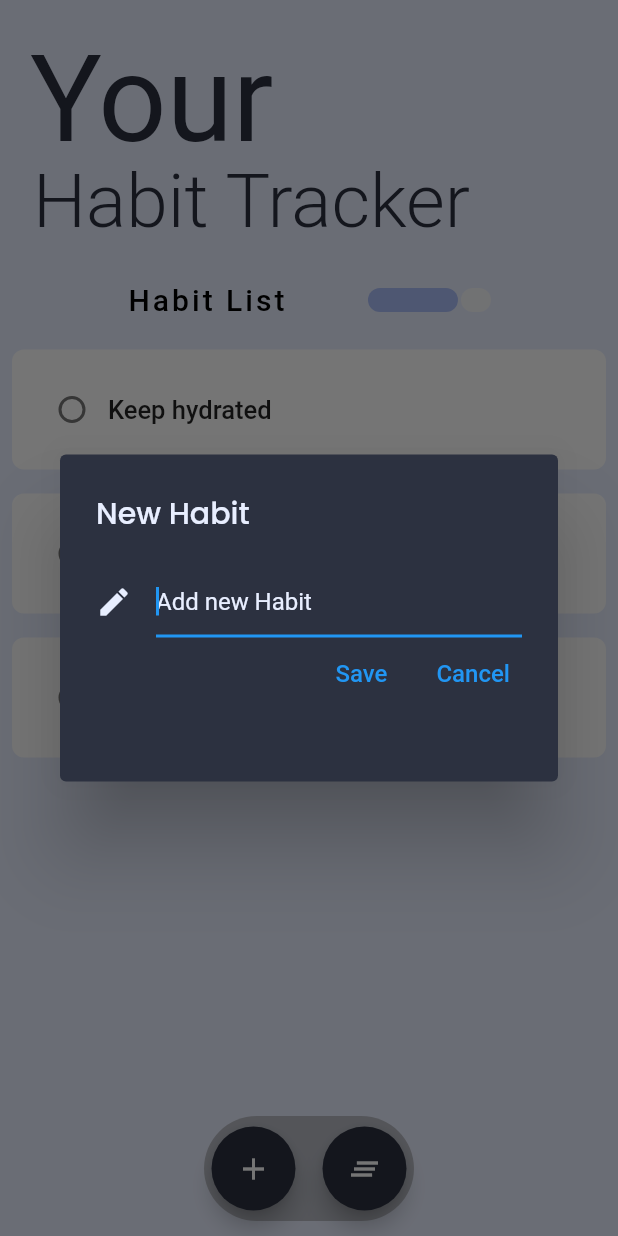
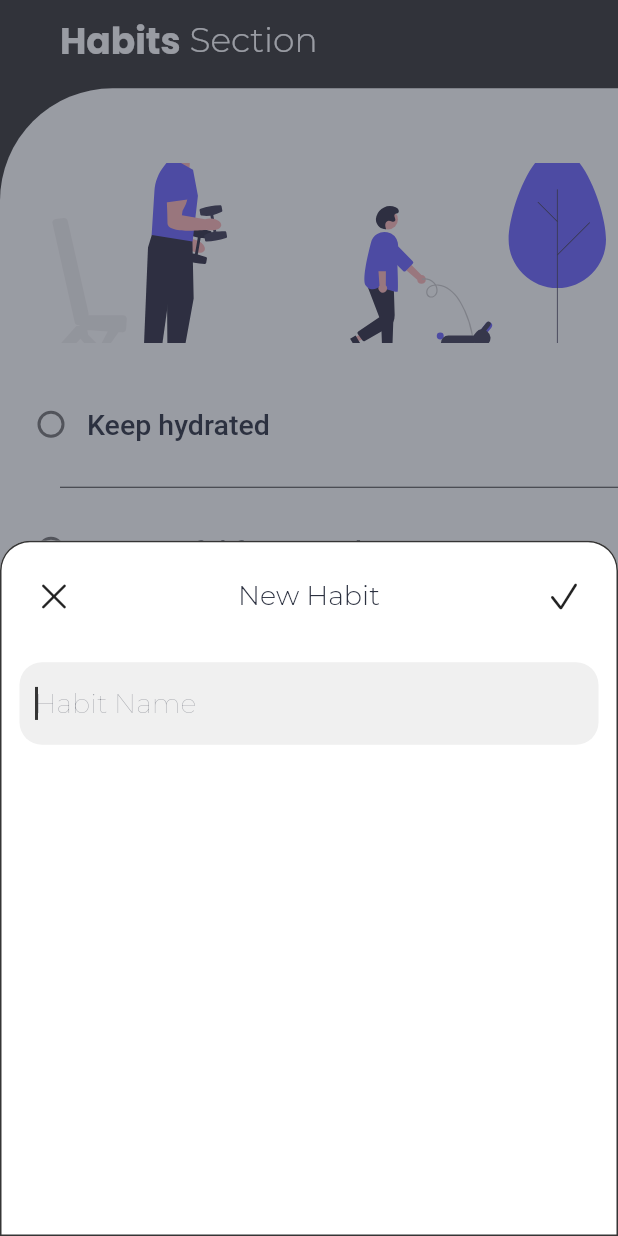
Before and after one commit to ianshaloom/habit_mate, a Flutter app: the screen it shows after launch, after a tap on the "add" icon, on a phone screen of 412 x 824 dp. Run offline on Flutter 3.47's test engine with Material 2 defaults, Android fonts, the phone set to English and light mode, and no system bars; drawn by our look-alikes of flutter_slidable, smooth_page_indicator; our stand-ins replace flutter_heatmap_calendar, flutter_svg, google_fonts, hive_flutter; accounts and stored records are empty; Roboto replaces fonts that are missing (Marcellus).

Commit message:
new homepage

```diff
--- a/lib/components/habit_tile.dart
+++ b/lib/components/habit_tile.dart
@@ -22,7 +22,7 @@ class HabitTile extends StatelessWidget {
   @override
   Widget build(BuildContext context) {
     return Padding(
-      padding: const EdgeInsets.all(8.0),
+      padding: const EdgeInsets.only(right: 5),
       child: Slidable(
         endActionPane: ActionPane(
           motion: const StretchMotion(),
@@ -42,7 +42,7 @@ class HabitTile extends StatelessWidget {
           ],
         ),
         child: Container(
-          padding: const EdgeInsets.all(16.0),
+          padding: const EdgeInsets.all(10.0),
           decoration: BoxDecoration(
               color: Colors.white, borderRadius: BorderRadius.circular(8)),
           child: Row(
@@ -58,7 +58,7 @@ class HabitTile extends StatelessWidget {
                   decoration: habitCompleted
                       ? TextDecoration.lineThrough
                       : TextDecoration.none,
-                  fontSize: 17,
+                  fontSize: 19,
                   fontWeight:
                       habitCompleted ? FontWeight.w600 : FontWeight.w500,
                 ),
--- a/lib/data/habit_database.dart
+++ b/lib/data/habit_database.dart
@@ -12,7 +12,10 @@ class HabitDb {
   void createDefaultDb() {
     // create a list of habits
     habits = [
-      ['Keep hydrated', false],
+      ['Keep hydrated', false,],
+      ['Be grateful for everything', false],
+      ['Learn something new', false],
+      ['Keep hydrated', false,],
       ['Be grateful for everything', false],
       ['Learn something new', false]
     ];
--- a/lib/main.dart
+++ b/lib/main.dart
@@ -1,6 +1,7 @@
 import 'package:flutter/material.dart';
-import 'package:habit_tracker/pages/homepage.dart';
 import 'package:hive_flutter/hive_flutter.dart';
+
+import 'pages/homepage/mainpage.dart';
 
 void main() async {
   WidgetsFlutterBinding.ensureInitialized();
@@ -12,10 +13,72 @@ void main() async {
   await Hive.openBox('Habit_Database');
 
   runApp(
-    const MaterialApp(
+    MaterialApp(
       debugShowCheckedModeBanner: false,
       title: 'Habit Tracker',
-      home: HomePage(),
+      home: const MainPage(),
+      theme: ThemeData(
+        primaryColor: const Color(0xff353535),
+        fontFamily: "Montserrat",
+
+        // Appbar Theme
+        appBarTheme: const AppBarTheme(
+          color: Color(0xff353535),
+          centerTitle: true,
+          elevation: 0,
+          titleTextStyle: TextStyle(
+            fontSize: 24,
+            color: Colors.white,
+            fontWeight: FontWeight.w300,
+          ),
+        ),
+
+        // Floating Buttons Theme
+        floatingActionButtonTheme: const FloatingActionButtonThemeData(
+          backgroundColor: Color(0xff353535),
+          shape: CircleBorder(),
+        ),
+
+        // Card Theme
+        cardTheme: const CardTheme(
+          elevation: 2,
+          color: Color.fromARGB(235, 255, 255, 255),
+        ),
+
+        // Text Theme
+        textTheme: const TextTheme(
+          bodyLarge: TextStyle(
+            fontSize: 23,
+            color: Colors.white,
+            fontWeight: FontWeight.w300,
+          ),
+          bodyMedium: TextStyle(
+            fontSize: 18,
+            color: Color(0xff2c3140),
+            fontWeight: FontWeight.w300,
+          ),
+          bodySmall: TextStyle(
+            fontSize: 12,
+            color: Color.fromARGB(148, 44, 49, 64),
+            fontWeight: FontWeight.w500,
+          ),
+        ),
+
+        // Bottom Sheet Theme
+        bottomSheetTheme: const BottomSheetThemeData(
+          modalElevation: 1,
+          modalBackgroundColor: Color(0xffffffff),
+          modalBarrierColor: Color.fromARGB(123, 44, 49, 64),
+          shape: RoundedRectangleBorder(
+            borderRadius: BorderRadius.vertical(
+              top: Radius.circular(20.0),
+            ),
+            side: BorderSide(
+              color: Color(0xff353535),
+            ),
+          ),
+        ),
+      ),
     ),
   );
 }
--- /dev/null
+++ b/lib/pages/bottomsheetpage/bottomsheetpage.dart
@@ -0,0 +1,81 @@
+import 'package:flutter/cupertino.dart';
+import 'package:flutter/material.dart';
+
+import '../../data/habit_database.dart';
+import 'widgets/textinput.dart';
+
+class BottomSheetContent extends StatefulWidget {
+  final Function addHabit;
+  const BottomSheetContent({
+    super.key,
+    required this.addHabit,
+  });
+
+  @override
+  State<BottomSheetContent> createState() => _BottomSheetContentState();
+}
+
+class _BottomSheetContentState extends State<BottomSheetContent> {
+  HabitDb a = HabitDb();
+
+  // Contollers
+  final _habitName = TextEditingController();
+
+  // validate and save data
+  void saveData() {
+    final habit = _habitName.text.trim();
+    if (habit.isEmpty) {
+      return;
+    }
+
+    widget.addHabit(habit:habit, complited:false);
+
+    Navigator.of(context).pop();
+  }
+
+  // cancel adding
+  void onCancel() {
+    Navigator.of(context).pop();
+    _habitName.clear();
+  }
+
+  // Get Date Picker
+  DateTime _selectedDate = DateTime.now();
+
+  @override
+  Widget build(BuildContext context) {
+    return Padding(
+      padding: const EdgeInsets.all(8.0),
+      child: Column(
+        mainAxisAlignment: MainAxisAlignment.start,
+        children: [
+          Padding(
+            padding:
+                const EdgeInsets.only(top: 5, bottom: 15.0, left: 4, right: 4),
+            child: Row(
+              mainAxisAlignment: MainAxisAlignment.spaceBetween,
+              children: [
+                IconButton(
+                  onPressed: onCancel,
+                  icon: const Icon(CupertinoIcons.xmark),
+                ),
+                Text(
+                  'New Habit',
+                  style: Theme.of(context).textTheme.bodyMedium,
+                ),
+                IconButton(
+                  onPressed: saveData,
+                  icon: const Icon(CupertinoIcons.check_mark),
+                ),
+              ],
+            ),
+          ),
+          UserInputField(
+            controller: _habitName,
+            onSubmitted: (_) => saveData(),
+          ),
+        ],
+      ),
+    );
+  }
+}
--- /dev/null
+++ b/lib/pages/bottomsheetpage/editbottomsheet.dart
@@ -0,0 +1,71 @@
+import 'package:flutter/cupertino.dart';
+import 'package:flutter/material.dart';
+
+import '../../data/habit_database.dart';
+import 'widgets/textinput.dart';
+
+class EditBottomSheetContent extends StatefulWidget {
+  final void Function() editHabit;
+  final String hintText;
+  final TextEditingController controller;
+
+  const EditBottomSheetContent({
+    super.key,
+    required this.controller,
+    required this.editHabit,
+    required this.hintText,
+  });
+
+  @override
+  State<EditBottomSheetContent> createState() => _EditBottomSheetContentState();
+}
+
+class _EditBottomSheetContentState extends State<EditBottomSheetContent> {
+  HabitDb a = HabitDb();
+  // cancel adding
+  void onCancel() {
+    Navigator.of(context).pop();
+    widget.controller.clear();
+  }
+
+  // Get Date Picker
+  //DateTime _selectedDate = DateTime.now();
+
+  @override
+  Widget build(BuildContext context) {
+    return Padding(
+      padding: const EdgeInsets.all(8.0),
+      child: Column(
+        mainAxisAlignment: MainAxisAlignment.start,
+        children: [
+          Padding(
+            padding:
+                const EdgeInsets.only(top: 5, bottom: 15.0, left: 4, right: 4),
+            child: Row(
+              mainAxisAlignment: MainAxisAlignment.spaceBetween,
+              children: [
+                IconButton(
+                  onPressed: onCancel,
+                  icon: const Icon(CupertinoIcons.xmark),
+                ),
+                Text(
+                  'Edit Habit',
+                  style: Theme.of(context).textTheme.bodyMedium,
+                ),
+                IconButton(
+                  onPressed: widget.editHabit,
+                  icon: const Icon(CupertinoIcons.check_mark),
+                ),
+              ],
+            ),
+          ),
+          UserInputField(
+            controller: widget.controller,
+            hintText: widget.hintText,
+            onSubmitted: (_) => widget.editHabit(),
+          ),
+        ],
+      ),
+    );
+  }
+}
--- /dev/null
+++ b/lib/pages/bottomsheetpage/widgets/textinput.dart
@@ -0,0 +1,49 @@
+import 'package:flutter/material.dart';
+
+class UserInputField extends StatelessWidget {
+  final TextEditingController? controller;
+  final String? hintText;
+  final void Function(String)? onSubmitted;
+
+  const UserInputField({
+    super.key,
+    required this.controller,
+    this.hintText,
+    required this.onSubmitted,
+  });
+
+  @override
+  Widget build(BuildContext context) {
+    return Container(
+      height: 55,
+      alignment: Alignment.center,
+      margin: const EdgeInsets.all(5),
+      decoration: BoxDecoration(
+        borderRadius: BorderRadius.circular(15),
+        color: const Color.fromARGB(26, 105, 105, 105),
+      ),
+      child: Padding(
+        padding: const EdgeInsets.only(left: 10.0),
+        child: TextField(
+          autofocus: true,
+          controller: controller,
+          keyboardType: TextInputType.text,
+          textInputAction: TextInputAction.done,
+          onSubmitted: onSubmitted,
+          decoration: InputDecoration(
+            hintText: hintText ?? 'Habit Name',
+            hintStyle: const TextStyle(
+              fontSize: 18,
+              color: Color.fromARGB(120, 44, 49, 64),
+              fontWeight: FontWeight.w200,
+            ),
+            enabledBorder: InputBorder.none,
+            focusedBorder: InputBorder.none,
+          ),
+          style: Theme.of(context).textTheme.bodyMedium,
+          cursorColor: Theme.of(context).primaryColor,
+        ),
+      ),
+    );
+  }
+}
--- /dev/null
+++ b/lib/pages/homepage/mainpage.dart
@@ -0,0 +1,294 @@
+import 'package:flutter/cupertino.dart';
+import 'package:flutter/material.dart';
+import 'package:habit_tracker/pages/homepage/widgets/floating_buttons.dart';
+import 'package:hive_flutter/hive_flutter.dart';
+import 'package:flutter_svg/flutter_svg.dart';
+
+import '../../components/add_habit_dialog.dart';
+import '../../components/edit_habit_dialog.dart';
+import '../../components/habit_tile.dart';
+import '../../data/habit_database.dart';
+import '../bottomsheetpage/bottomsheetpage.dart';
+import '../bottomsheetpage/editbottomsheet.dart';
+
+class MainPage extends StatefulWidget {
+  const MainPage({super.key});
+
+  @override
+  State<MainPage> createState() => _MainPageState();
+}
+
+class _MainPageState extends State<MainPage> {
+  HabitDb a = HabitDb();
+  final _mybox = Hive.box('Habit_Database');
+  String? errorText;
+
+  // Habit name Text Controller
+  final _controller = TextEditingController();
+  List<String> pageNames = [
+    'Habit List',
+    'Your Habit Analysis',
+  ];
+  String pageName = 'Habit List';
+  late int widgetIndex = 0;
+  //final _pageController = PageController();
+
+  // checkBox Tapped
+  void checkBaxTapped(bool? value, index) {
+    setState(() {
+      a.habits[index][1] = value;
+    });
+    a.updateCurrentDb();
+  }
+
+  // delete habit
+  void deleteHabit(int index) {
+    setState(() {
+      a.habits.removeAt([index][0]);
+    });
+    a.updateCurrentDb();
+  }
+
+  // Set page name
+  void setPageName(int value) {
+    setState(() {
+      pageName = pageNames[value];
+    });
+  }
+
+  // draw add new habit bottom sheet
+  void _addHabitForm(BuildContext ctx) {
+    showModalBottomSheet(
+      context: ctx,
+      builder: (bCtx) => BottomSheetContent(addHabit: _addHabit),
+    );
+  }
+
+// Adding a new Habit
+  void _addHabit({required String habit, required bool complited}) {
+    final newHabit = [habit, complited];
+    setState(() {
+      a.habits.add(newHabit);
+    });
+    a.updateCurrentDb();
+  }
+
+  // draw edit bottom sheet
+  void _editHabitForm(BuildContext ctx, int index) {
+    showModalBottomSheet(
+      context: ctx,
+      builder: (bCtx) => EditBottomSheetContent(
+        controller: _controller,
+        hintText: a.habits[index][0],
+        editHabit: () => _editHabit(index),
+      ),
+    );
+  }
+
+// Edit habit
+  void _editHabit(int index) {
+    setState(() {
+      a.habits[index][0] = _controller.text.trim();
+    });
+    _controller.clear();
+    Navigator.of(context).pop();
+    a.updateCurrentDb();
+  }
+
+  // cancel adding
+  void onCancel() {
+    Navigator.of(context).pop();
+    _controller.clear();
+  }
+
+  @override
+  void initState() {
+    //if there is no current habit list, load default
+    if (_mybox.get('CURRENT_HABIT_LIST') == null) {
+      a.createDefaultDb();
+
+      // else load current database
+    } else {
+      a.loadCurrentDB();
+    }
+    a.updateCurrentDb();
+    super.initState();
+  }
+
+  @override
+  Widget build(BuildContext context) {
+    Size size = MediaQuery.of(context).size;
+    EdgeInsets pad = MediaQuery.of(context).padding;
+    final appbar = AppBar(
+      toolbarHeight: 10,
+    );
+    return Scaffold(
+      backgroundColor: const Color(0xff353535),
+      appBar: appbar,
+      body: SingleChildScrollView(
+        child: Column(
+          children: [
+            Container(
+              height:
+                  (size.height - appbar.preferredSize.height - pad.top) * 0.06,
+              padding: const EdgeInsets.only(left: 40, bottom: 15),
+              child: Row(
+                children: <Widget>[
+                  const Text(
+                    "Habits",
+                    style: TextStyle(
+                        color: Colors.white,
+                        fontFamily: 'Poppins',
+                        fontWeight: FontWeight.bold,
+                        fontSize: 24.0),
+                  ),
+                  Text(
+                    ' Section',
+                    style: Theme.of(context).textTheme.bodyLarge,
+                  )
+                ],
+              ),
+            ),
+            Container(
+              height:
+                  (size.height - appbar.preferredSize.height - pad.top) * 0.94,
+              decoration: const BoxDecoration(
+                color: Color(0xffffffff),
+                borderRadius: BorderRadius.only(
+                  topLeft: Radius.circular(75.0),
+                ),
+              ),
+              child: Stack(
+                children: [
+                  Column(
+                    children: [
+                      Container(
+                        padding:
+                            const EdgeInsets.only(right: 8, left: 8, top: 50),
+                        child: Row(
+                          mainAxisAlignment: MainAxisAlignment.spaceEvenly,
+                          children: [
+                            SvgPicture.asset(
+                              'assets/images/homegym.svg',
+                              width: (size.width - 16) *
+                                  0.5, // Adjust the width as needed
+                              height: 120,
+                              fit: BoxFit
+                                  .fitWidth, // Adjust the height as needed
+                            ),
+                            SvgPicture.asset(
+                              'assets/images/dogwalk.svg',
+                              width: (size.width - 16) *
+                                  0.5, // Adjust the width as needed
+                              height: 120,
+                              fit: BoxFit
+                                  .fitWidth, // Adjust the height as needed
+                            ),
+                          ],
+                        ),
+                      ),
+                      a.habits.isEmpty
+                          ? Expanded(
+                              child: Center(
+                                child: Column(
+                                  mainAxisAlignment:
+                                      MainAxisAlignment.spaceEvenly,
+                                  children: [
+                                    Padding(
+                                      padding: const EdgeInsets.only(
+                                          bottom: 20.0, top: 30),
+                                      child: Text(
+                                        'No habits added yet!',
+                                        style: Theme.of(context)
+                                            .textTheme
+                                            .bodyMedium,
+                                      ),
+                                    ),
+                                    SvgPicture.asset(
+                                      'assets/images/arrow.svg',
+                                      height: 180,
+                                    ),
+                                  ],
+                                ),
+                              ),
+                            )
+                          : Expanded(
+                              child: ListView.builder(
+                                padding: const EdgeInsets.only(top: 20),
+                                itemCount: a.habits.length,
+                                itemBuilder: (context, index) {
+                                  return Column(
+                                    children: [
+                                      HabitTile(
+                                        habitName: a.habits[index][0],
+                                        habitCompleted: a.habits[index][1],
+                                        onChanged: (value) =>
+                                            checkBaxTapped(value, index),
+                                        edit: (context) =>
+                                            _editHabitForm(context, index),
+                                        delete: (context) => deleteHabit(index),
+                                      ),
+                                      Divider(
+                                        color: Theme.of(context).primaryColor,
+                                        indent: 40,
+                                      )
+                                    ],
+                                  );
+                                },
+                              ),
+                            )
+                    ],
+                  ),
+                  Positioned(
+                    left: 0,
+                    right: 20,
+                    bottom: 10,
+                    child: QuickShortcuts(
+                      onAdd: () => _addHabitForm(context),
+                      onClear: _confirmClear,
+                      pageIndex: 0,
+                    ),
+                  )
+                ],
+              ),
+            ),
+          ],
+        ),
+      ),
+    );
+  }
+
+  Future _confirmClear() async {
+    switch (await showDialog(
+        context: context,
+        builder: (context) {
+          return CupertinoAlertDialog(
+            title: const Text('Your Habits Tracker'),
+            content: const Text('Are you sure you want to Clear Your Habits?'),
+            actions: [
+              CupertinoDialogAction(
+                onPressed: () {
+                  Navigator.pop(context, 'Yes');
+                },
+                child: const Text('Yes'),
+              ),
+              CupertinoDialogAction(
+                onPressed: () {
+                  Navigator.pop(context, 'No');
+                },
+                child: const Text('No'),
+              ),
+            ],
+          );
+        })) {
+      case 'Yes':
+        setState(() {
+          a.habits.clear();
+        });
+        a.updateCurrentDb();
+        break;
+      case 'No':
+        break;
+    }
+  }
+}
--- /dev/null
+++ b/lib/pages/homepage/widgets/floating_buttons.dart
@@ -0,0 +1,60 @@
+import 'package:flutter/material.dart';
+
+class QuickShortcuts extends StatelessWidget {
+  final void Function()? onAdd;
+  final void Function()? onClear;
+  final int pageIndex;
+  const QuickShortcuts({
+    super.key,
+    required this.onAdd,
+    required this.onClear,
+    required this.pageIndex,
+  });
+
+  @override
+  Widget build(BuildContext context) {
+    return Row(
+      mainAxisAlignment: MainAxisAlignment.end,
+      children: [
+        Container(
+          padding: const EdgeInsets.only(left: 3, right: 3),
+          height: 65,
+          width: 130,
+          decoration: const BoxDecoration(
+            color: Color.fromARGB(88, 44, 49, 64),
+            borderRadius: BorderRadius.all(
+              Radius.circular(30),
+            ),
+          ),
+          child: Row(
+            mainAxisAlignment: MainAxisAlignment.spaceBetween,
+            children: [
+              Padding(
+                padding: const EdgeInsets.only(left: 2.0),
+                child: FloatingActionButton(
+                  //mini: true,
+                  onPressed: onAdd,
+                  child: const Icon(
+                    Icons.add,
+                    color: Colors.white,
+                  ),
+                ),
+              ),
+              Padding(
+                padding: const EdgeInsets.only(right: 2.0),
+                child: FloatingActionButton(
+                  //mini: true,
+                  onPressed: onClear,
+                  child: const Icon(
+                    Icons.clear_all_outlined,
+                    color: Colors.white,
+                  ),
+                ),
+              ),
+            ],
+          ),
+        ),
+      ],
+    );
+  }
+}
```
Also changed, not shown: pubspec.yaml (+15 -18 lines), assets/fonts/Montserrat-Light.ttf (added), assets/fonts/Montserrat-Regular.ttf (added), assets/fonts/Montserrat-Thin.ttf (added), assets/images/arrow.svg (added), assets/images/dogwalk.svg (added), assets/images/homegym.svg (added), pubspec.lock.
